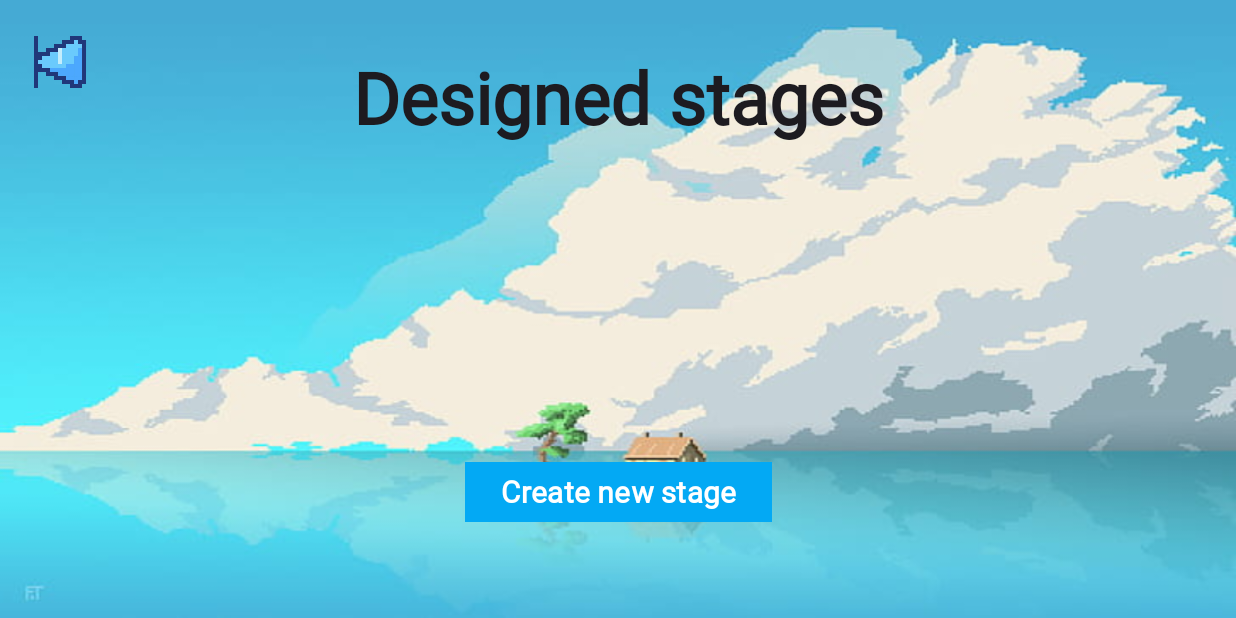
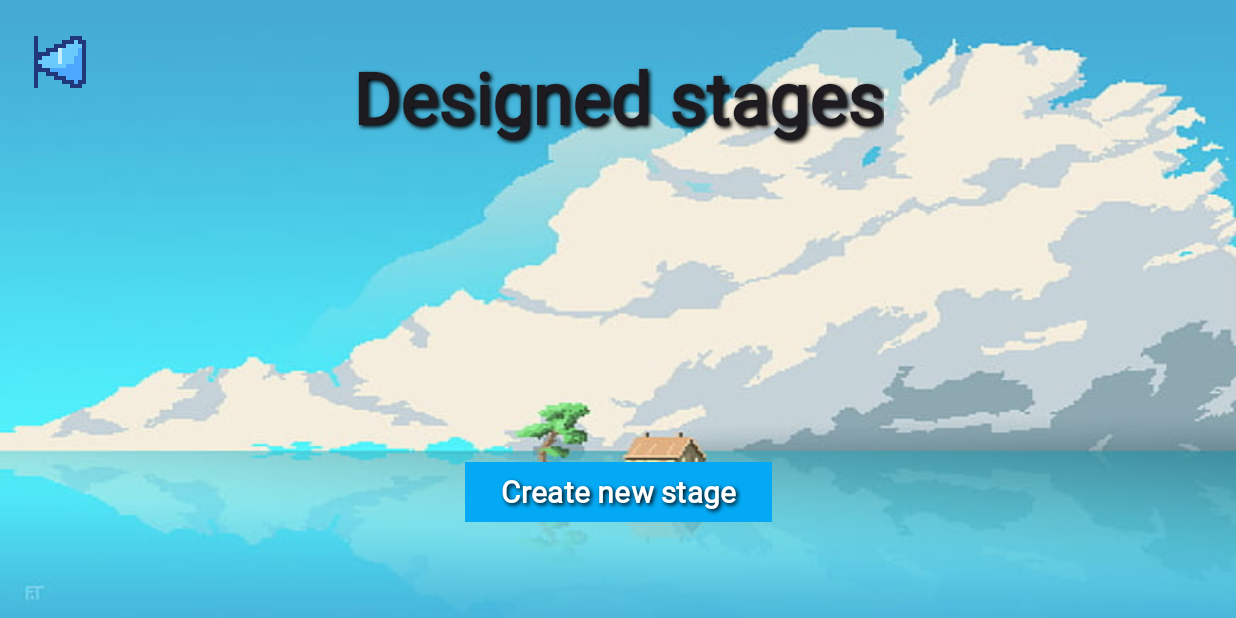
Before and after one commit to D1018600/Language_studying_app, an Android app: the DesignRecordActivity screen opened directly, with no data from a screen before it, on a phone screen of 824 x 412 dp (held sideways). Run offline under Robolectric (Android 15) with nearby library versions, the phone set to English and light mode, and no system bars; our stand-ins replace Firebase (no records; nobody signed in at launch, a user with empty details on screens opened directly).

Commit message:
Add shadow effect to TextView.

```diff
--- a/app/src/main/res/layout-land/activity_game_stage.xml
+++ b/app/src/main/res/layout-land/activity_game_stage.xml
@@ -182,6 +182,10 @@
       android:fontFamily="@font/lifun_font"
       android:text="Next stage"
       android:textStyle="bold"
+      android:shadowColor="@color/black"
+      android:shadowDx="2"
+      android:shadowDy="2"
+      android:shadowRadius="3.0"
       app:backgroundTint="#4CAF50"
       app:cornerRadius="0dp"
       app:layout_constraintEnd_toEndOf="parent"
--- a/app/src/main/res/layout-land/activity_pause_screen.xml
+++ b/app/src/main/res/layout-land/activity_pause_screen.xml
@@ -40,6 +40,10 @@
             android:textAlignment="center"
             android:textSize="50dp"
             android:textStyle="bold"
+            android:shadowColor="@color/black"
+            android:shadowDx="2"
+            android:shadowDy="2"
+            android:shadowRadius="3.0"
             app:layout_constraintEnd_toEndOf="parent"
             app:layout_constraintStart_toStartOf="parent"
             app:layout_constraintTop_toTopOf="parent" />
--- a/app/src/main/res/layout/activity_design_record.xml
+++ b/app/src/main/res/layout/activity_design_record.xml
@@ -35,6 +35,10 @@
         android:textAppearance="@style/TextAppearance.AppCompat.Large"
         android:textSize="48sp"
         android:textStyle="bold"
+        android:shadowColor="@color/black"
+        android:shadowDx="2"
+        android:shadowDy="2"
+        android:shadowRadius="3.0"
         app:layout_constraintEnd_toEndOf="parent"
         app:layout_constraintStart_toStartOf="parent"
         app:layout_constraintTop_toTopOf="parent" />
@@ -48,6 +52,10 @@
         android:text="Create new stage"
         android:textSize="20sp"
         android:textStyle="bold"
+        android:shadowColor="@color/black"
+        android:shadowDx="2"
+        android:shadowDy="2"
+        android:shadowRadius="3.0"
         app:backgroundTint="#03A9F4"
         app:cornerRadius="0dp"
         app:layout_constraintBottom_toBottomOf="parent"
@@ -74,6 +82,10 @@
         android:layout_height="0dp"
         android:layout_marginTop="24dp"
         android:layout_marginBottom="24dp"
+        android:shadowColor="@color/black"
+        android:shadowDx="2"
+        android:shadowDy="2"
+        android:shadowRadius="3.0"
         app:layout_constraintBottom_toTopOf="@+id/btn_add_stage"
         app:layout_constraintEnd_toEndOf="@+id/textView"
         app:layout_constraintStart_toStartOf="@+id/textView"
--- a/app/src/main/res/layout/activity_design_stage.xml
+++ b/app/src/main/res/layout/activity_design_stage.xml
@@ -83,6 +83,10 @@
         android:fontFamily="@font/lifun_font"
         android:text="Publish"
         android:textStyle="bold"
+        android:shadowColor="@color/black"
+        android:shadowDx="2"
+        android:shadowDy="2"
+        android:shadowRadius="3.0"
         app:backgroundTint="#03A9F4"
         app:cornerRadius="0dp"
         app:layout_constraintEnd_toEndOf="parent"
--- a/app/src/main/res/layout/activity_edit_stage.xml
+++ b/app/src/main/res/layout/activity_edit_stage.xml
@@ -53,6 +53,10 @@
         android:fontFamily="@font/lifun_font"
         android:text="Confirm"
         android:textStyle="bold"
+        android:shadowColor="@color/black"
+        android:shadowDx="2"
+        android:shadowDy="2"
+        android:shadowRadius="3.0"
         app:backgroundTint="#03A9F4"
         app:cornerRadius="0dp"
         app:layout_constraintEnd_toEndOf="parent"
--- a/app/src/main/res/layout/activity_world.xml
+++ b/app/src/main/res/layout/activity_world.xml
@@ -225,6 +225,10 @@
         android:text="Join stage"
         android:textAppearance="@style/TextAppearance.AppCompat.Large"
         android:textStyle="bold"
+        android:shadowColor="@color/black"
+        android:shadowDx="2"
+        android:shadowDy="2"
+        android:shadowRadius="3.0"
         app:layout_constraintEnd_toEndOf="parent"
         app:layout_constraintTop_toTopOf="parent" />
 
--- a/app/src/main/res/layout/dialog_input_room_code.xml
+++ b/app/src/main/res/layout/dialog_input_room_code.xml
@@ -16,6 +16,10 @@
         android:text="Stage code"
         android:textAppearance="@style/TextAppearance.AppCompat.Display1"
         android:textStyle="bold"
+        android:shadowColor="@color/black"
+        android:shadowDx="2"
+        android:shadowDy="2"
+        android:shadowRadius="3.0"
         app:layout_constraintEnd_toEndOf="parent"
         app:layout_constraintStart_toStartOf="parent"
         app:layout_constraintTop_toTopOf="parent" />
```
Also changed, not shown: app/src/main/res/layout/activity_main.xml (+8 -0 lines), app/src/main/res/layout/activity_result_screen.xml (+9 -0 lines), app/src/main/res/layout/activity_select_id.xml (+8 -0 lines).
